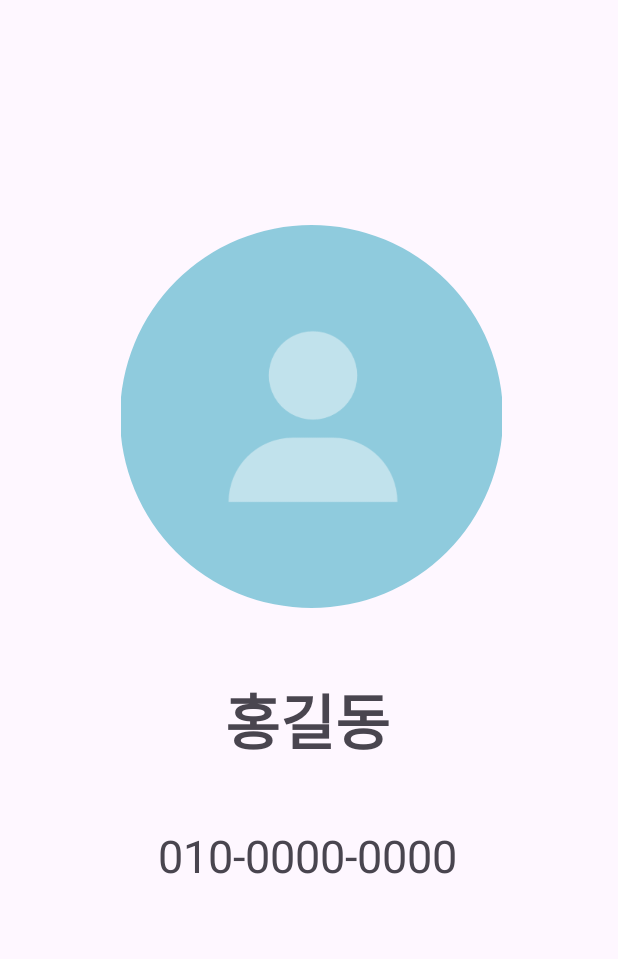
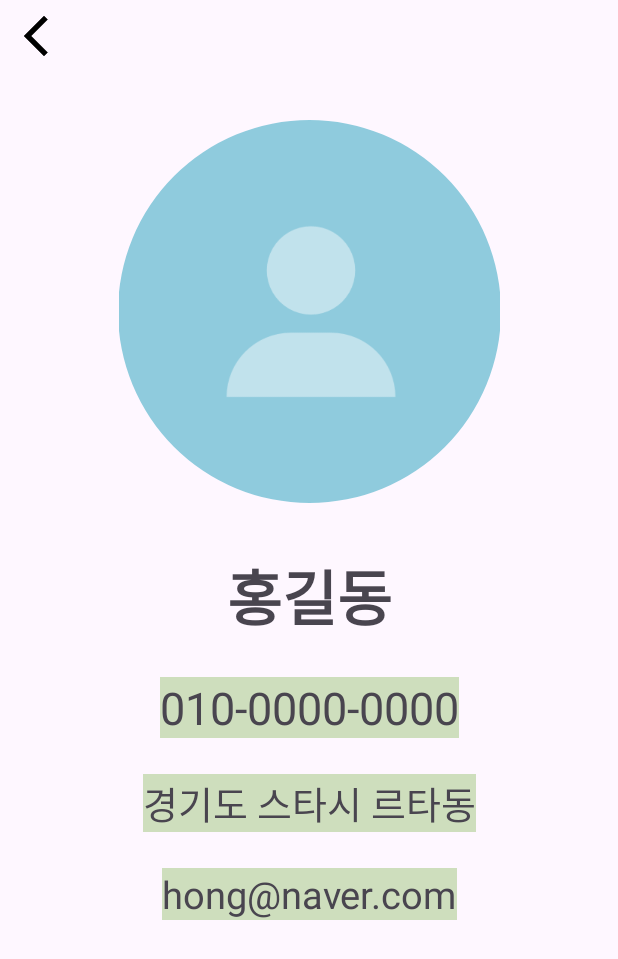
Before and after one commit to winteryy/nbc_contact, an Android app: the layout fragment_my_page.xml on its own in the app's theme, with its tools: preview values and no code run, on a phone screen of 412 x 824 dp. Shown: the top 959 px of the screen. Run offline under Robolectric (Android 15) with nearby library versions, the phone set to English and light mode, and no system bars.

Commit message:
현재 버튼 구현 중

```diff
--- a/app/src/main/res/layout/fragment_my_page.xml
+++ b/app/src/main/res/layout/fragment_my_page.xml
@@ -4,36 +4,86 @@
     xmlns:tools="http://schemas.android.com/tools"
     android:layout_width="match_parent"
     android:layout_height="match_parent"
-    tools:context=".MyPageFragment">
+    tools:context="MyPageFragment">
 
+<androidx.constraintlayout.widget.ConstraintLayout
+    android:layout_width="match_parent"
+    android:layout_height="match_parent">
 
     <com.google.android.material.imageview.ShapeableImageView
         android:id="@+id/image"
         android:layout_width="255dp"
         android:layout_height="255dp"
+        android:layout_marginTop="80dp"
+
         android:src="@drawable/image"
-        android:layout_marginTop="150dp"
-        android:layout_marginLeft="80dp"
-
-        app:shapeAppearanceOverlay="@style/RoundImage"/>
+        app:layout_constraintEnd_toEndOf="parent"
+        app:layout_constraintStart_toStartOf="parent"
+        app:layout_constraintTop_toTopOf="parent"
+        app:shapeAppearanceOverlay="@style/RoundImage" />
 
     <TextView
         android:id="@+id/name"
         android:layout_width="wrap_content"
         android:layout_height="wrap_content"
+        android:layout_marginTop="32dp"
+        android:text="홍길동"
         android:textSize="40sp"
         android:textStyle="bold"
-        android:layout_marginTop="450dp"
-        android:layout_marginLeft="150dp"
-        android:text="홍길동" />
+        app:layout_constraintEnd_toEndOf="parent"
+        app:layout_constraintStart_toStartOf="parent"
+        app:layout_constraintTop_toBottomOf="@+id/image" />
 
     <TextView
         android:id="@+id/number"
         android:layout_width="wrap_content"
         android:layout_height="wrap_content"
+        android:layout_marginTop="24dp"
+        android:text="010-0000-0000"
         android:textSize="30dp"
-        android:layout_marginTop="550dp"
-        android:layout_marginLeft="105dp"
-        android:text="010-0000-0000" />
+
+        app:layout_constraintEnd_toEndOf="parent"
+        app:layout_constraintStart_toStartOf="parent"
+        app:layout_constraintTop_toBottomOf="@+id/name"
+       android:background="@color/theme_light_green"
+        />
+
+<TextView
+    android:id="@+id/home"
+        android:layout_width="wrap_content"
+        android:layout_height="wrap_content"
+        android:layout_marginTop="24dp"
+        android:text="경기도 스타시 르타동"
+        android:textSize="25sp"
+        app:layout_constraintEnd_toEndOf="parent"
+        app:layout_constraintStart_toStartOf="parent"
+        app:layout_constraintTop_toBottomOf="@+id/number"
+        android:background="@color/theme_light_green"/>
+
+    <TextView
+        android:id="@+id/email"
+        android:layout_width="wrap_content"
+        android:layout_height="wrap_content"
+        android:layout_marginTop="24dp"
+        android:text="hong@naver.com"
+        app:layout_constraintEnd_toEndOf="parent"
+        app:layout_constraintStart_toStartOf="parent"
+        app:layout_constraintTop_toBottomOf="@+id/home"
+        android:textSize="25sp"
+        android:background="@color/theme_light_green"/>
+
+    <ImageView
+        android:id="@+id/btn"
+        android:layout_width="wrap_content"
+        android:layout_height="wrap_content"
+        android:layout_marginStart="8dp"
+        android:layout_marginTop="8dp"
+        android:src="@drawable/baseline_arrow_back_ios_new_32"
+        app:layout_constraintStart_toStartOf="parent"
+        app:layout_constraintTop_toTopOf="parent"
+        app:tint="@color/black" />
+</androidx.constraintlayout.widget.ConstraintLayout>
+
+
 
 </FrameLayout>
```
Also changed, not shown: app/src/main/java/com/nbcteam5/nbccontact/MyPageFragment.kt (+45 -5 lines).
